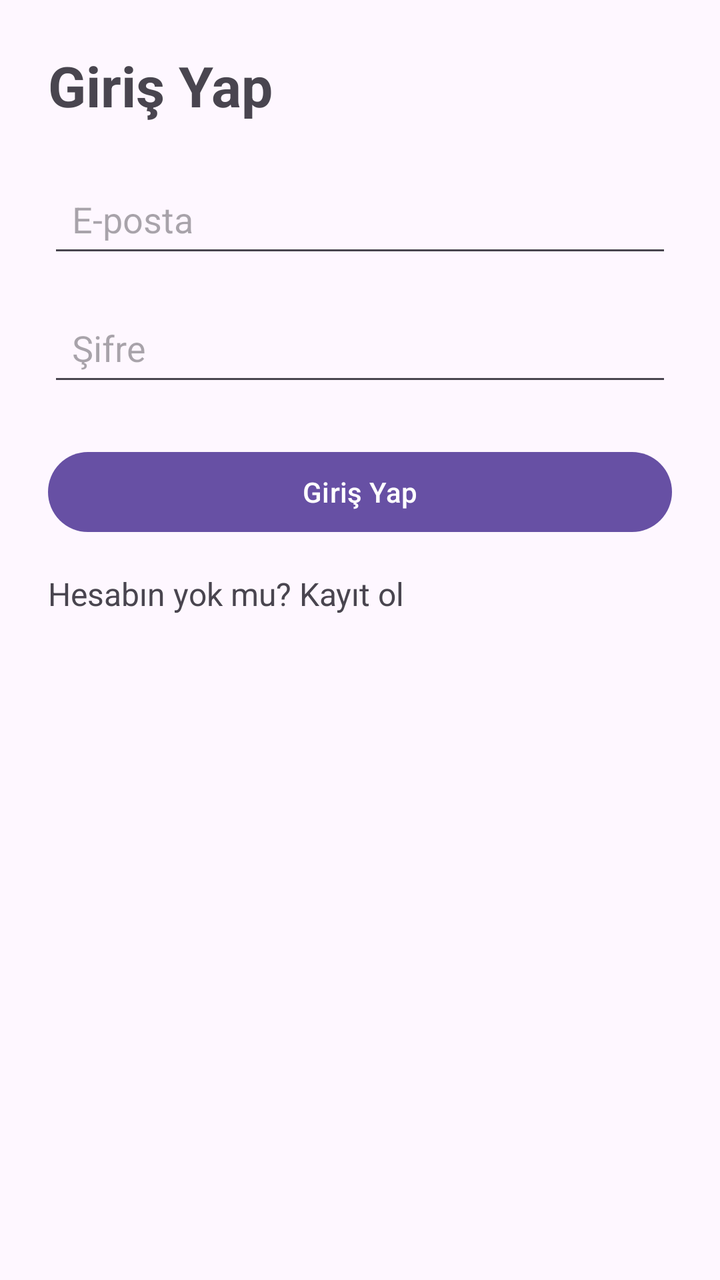
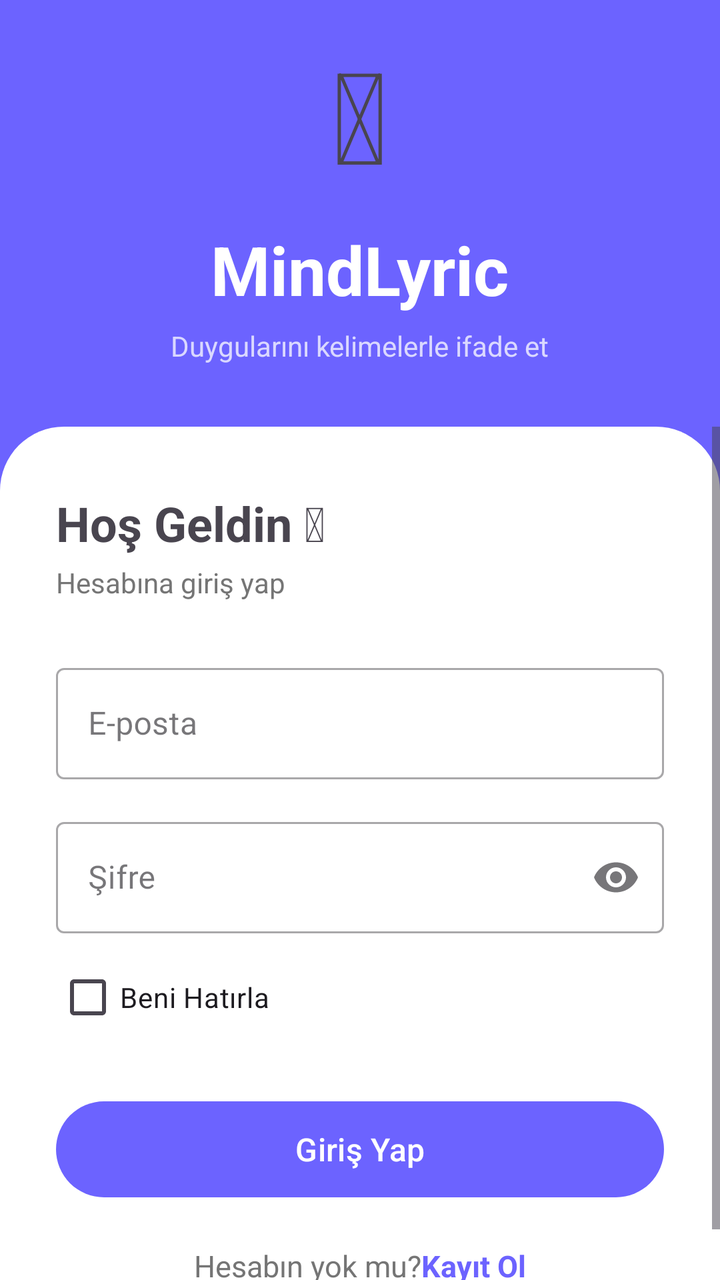

Before-and-after screenshots of an Android layout around one commit, followed by the original layout XML and the change that was made.
<!-- AndroidManifest.xml: application theme Theme.MindLyric0 -->
<!-- res/layout/activity_login.xml -->
<?xml version="1.0" encoding="utf-8"?>
<ScrollView xmlns:android="http://schemas.android.com/apk/res/android"
    android:layout_width="match_parent"
    android:layout_height="match_parent">

    <LinearLayout
        android:layout_width="match_parent"
        android:layout_height="wrap_content"
        android:orientation="vertical"
        android:padding="24dp">

        <TextView
            android:layout_width="wrap_content"
            android:layout_height="wrap_content"
            android:text="Giriş Yap"
            android:textSize="28sp"
            android:textStyle="bold"
            android:layout_marginBottom="24dp" />

        <EditText
            android:id="@+id/etLoginEmail"
            android:layout_width="match_parent"
            android:layout_height="wrap_content"
            android:minHeight="48dp"
            android:hint="E-posta"
            android:inputType="textEmailAddress"
            android:autofillHints="emailAddress"
            android:padding="12dp"
            android:layout_marginBottom="16dp" />

        <EditText
            android:id="@+id/etLoginPassword"
            android:layout_width="match_parent"
            android:layout_height="wrap_content"
            android:minHeight="48dp"
            android:hint="Şifre"
            android:inputType="textPassword"
            android:autofillHints="password"
            android:padding="12dp"
            android:layout_marginBottom="24dp" />

        <Button
            android:id="@+id/btnLogin"
            android:layout_width="match_parent"
            android:layout_height="wrap_content"
            android:minHeight="48dp"
            android:text="Giriş Yap" />

        <TextView
            android:id="@+id/tvGoToRegister"
            android:layout_width="wrap_content"
            android:layout_height="wrap_content"
            android:layout_marginTop="16dp"
            android:text="Hesabın yok mu? Kayıt ol"
            android:textSize="16sp" />

    </LinearLayout>

</ScrollView>
<!-- resources referenced by this layout -->
<resources>
  <style name="Theme.MindLyric0" parent="Base.Theme.MindLyric0" />
  <style name="Base.Theme.MindLyric0" parent="Theme.Material3.DayNight.NoActionBar">
          
          
      </style>
</resources>

<!-- the commit's change to res/layout/activity_login.xml (unified diff, before → after) -->
@@ -1,59 +1,159 @@
 <?xml version="1.0" encoding="utf-8"?>
-<ScrollView xmlns:android="http://schemas.android.com/apk/res/android"
+<LinearLayout
+    xmlns:android="http://schemas.android.com/apk/res/android"
+    xmlns:app="http://schemas.android.com/apk/res-auto"
     android:layout_width="match_parent"
-    android:layout_height="match_parent">
+    android:layout_height="match_parent"
+    android:background="@color/brand_primary"
+    android:orientation="vertical">
 
+    
     <LinearLayout
         android:layout_width="match_parent"
-        android:layout_height="wrap_content"
+        android:layout_height="0dp"
+        android:layout_weight="1"
+        android:gravity="center"
         android:orientation="vertical"
-        android:padding="24dp">
+        android:paddingBottom="16dp">
 
         <TextView
             android:layout_width="wrap_content"
             android:layout_height="wrap_content"
-            android:text="Giriş Yap"
-            android:textSize="28sp"
-            android:textStyle="bold"
-            android:layout_marginBottom="24dp" />
-
-        <EditText
-            android:id="@+id/etLoginEmail"
-            android:layout_width="match_parent"
-            android:layout_height="wrap_content"
-            android:minHeight="48dp"
-            android:hint="E-posta"
-            android:inputType="textEmailAddress"
-            android:autofillHints="emailAddress"
-            android:padding="12dp"
-            android:layout_marginBottom="16dp" />
-
-        <EditText
-            android:id="@+id/etLoginPassword"
-            android:layout_width="match_parent"
-            android:layout_height="wrap_content"
-            android:minHeight="48dp"
-            android:hint="Şifre"
-            android:inputType="textPassword"
-            android:autofillHints="password"
-            android:padding="12dp"
-            android:layout_marginBottom="24dp" />
-
-        <Button
-            android:id="@+id/btnLogin"
-            android:layout_width="match_parent"
-            android:layout_height="wrap_content"
-            android:minHeight="48dp"
-            android:text="Giriş Yap" />
+            android:text="&#128214;"
+            android:textSize="64sp"
+            android:layout_marginBottom="12dp" />
 
         <TextView
-            android:id="@+id/tvGoToRegister"
             android:layout_width="wrap_content"
             android:layout_height="wrap_content"
-            android:layout_marginTop="16dp"
-            android:text="Hesabın yok mu? Kayıt ol"
-            android:textSize="16sp" />
+            android:text="@string/app_name"
+            android:textColor="@color/white"
+            android:textSize="34sp"
+            android:textStyle="bold" />
+
+        <TextView
+            android:layout_width="wrap_content"
+            android:layout_height="wrap_content"
+            android:text="@string/login_tagline"
+            android:textColor="@color/white"
+            android:textSize="14sp"
+            android:alpha="0.75"
+            android:layout_marginTop="6dp" />
 
     </LinearLayout>
 
-</ScrollView>
+    
+    <ScrollView
+        android:layout_width="match_parent"
+        android:layout_height="0dp"
+        android:layout_weight="2"
+        android:background="@drawable/bg_rounded_top"
+        android:fillViewport="true">
+
+        <LinearLayout
+            android:layout_width="match_parent"
+            android:layout_height="wrap_content"
+            android:orientation="vertical"
+            android:paddingHorizontal="28dp"
+            android:paddingTop="32dp"
+            android:paddingBottom="24dp">
+
+            <TextView
+                android:layout_width="wrap_content"
+                android:layout_height="wrap_content"
+                android:text="@string/login_welcome"
+                android:textSize="24sp"
+                android:textStyle="bold" />
+
+            <TextView
+                android:layout_width="wrap_content"
+                android:layout_height="wrap_content"
+                android:text="@string/login_subtitle"
+                android:textSize="14sp"
+                android:textColor="@color/brand_text_secondary"
+                android:layout_marginTop="4dp"
+                android:layout_marginBottom="28dp" />
+
+            <com.google.android.material.textfield.TextInputLayout
+                android:id="@+id/tilLoginEmail"
+                style="@style/Widget.MaterialComponents.TextInputLayout.OutlinedBox"
+                android:layout_width="match_parent"
+                android:layout_height="wrap_content"
+                android:layout_marginBottom="16dp"
+                android:hint="@string/login_hint_email">
+
+                <com.google.android.material.textfield.TextInputEditText
+                    android:id="@+id/etLoginEmail"
+                    android:layout_width="match_parent"
+                    android:layout_height="wrap_content"
+                    android:autofillHints="emailAddress"
+                    android:inputType="textEmailAddress" />
+            </com.google.android.material.textfield.TextInputLayout>
+
+            <com.google.android.material.textfield.TextInputLayout
+                android:id="@+id/tilLoginPassword"
+                style="@style/Widget.MaterialComponents.TextInputLayout.OutlinedBox"
+                android:layout_width="match_parent"
+                android:layout_height="wrap_content"
+                android:layout_marginBottom="8dp"
+                android:hint="@string/login_hint_password"
+                app:endIconMode="password_toggle">
+
+                <com.google.android.material.textfield.TextInputEditText
+                    android:id="@+id/etLoginPassword"
+                    android:layout_width="match_parent"
+                    android:layout_height="wrap_content"
+                    android:autofillHints="password"
+                    android:inputType="textPassword" />
+            </com.google.android.material.textfield.TextInputLayout>
+
+            <CheckBox
+                android:id="@+id/cbRememberMe"
+                android:layout_width="wrap_content"
+                android:layout_height="wrap_content"
+                android:text="@string/login_remember_me"
+                android:layout_marginBottom="24dp" />
+
+            <Button
+                android:id="@+id/btnLogin"
+                android:layout_width="match_parent"
+                android:layout_height="56dp"
+                android:text="@string/login_btn"
+                android:textSize="16sp" />
+
+            <ProgressBar
+                android:id="@+id/progressLogin"
+                android:layout_width="wrap_content"
+                android:layout_height="wrap_content"
+                android:layout_gravity="center_horizontal"
+                android:layout_marginTop="12dp"
+                android:visibility="gone" />
+
+            <LinearLayout
+                android:layout_width="wrap_content"
+                android:layout_height="wrap_content"
+                android:layout_gravity="center_horizontal"
+                android:layout_marginTop="20dp"
+                android:orientation="horizontal">
+
+                <TextView
+                    android:layout_width="wrap_content"
+                    android:layout_height="wrap_content"
+                    android:text="@string/login_no_account"
+                    android:textColor="@color/brand_text_secondary"
+                    android:textSize="15sp" />
+
+                <TextView
+                    android:id="@+id/tvGoToRegister"
+                    android:layout_width="wrap_content"
+                    android:layout_height="wrap_content"
+                    android:text="@string/login_register_link"
+                    android:textColor="@color/brand_primary"
+                    android:textSize="15sp"
+                    android:textStyle="bold" />
+            </LinearLayout>
+
+        </LinearLayout>
+    </ScrollView>
+
+</LinearLayout>
<!-- resource entries referenced after the edit -->
@@ -1,9 +1,33 @@
 <!-- resources referenced by this layout -->
 <resources>
+  <color name="brand_primary">#6C63FF</color>
+  <color name="brand_text_secondary">#757575</color>
+  <color name="white">#FFFFFFFF</color>
+  <!-- drawable bg_rounded_top (drawable) -->
+  <?xml version="1.0" encoding="utf-8"?>
+  <shape xmlns:android="http://schemas.android.com/apk/res/android">
+      <solid android:color="@color/white" />
+      <corners
+          android:topLeftRadius="32dp"
+          android:topRightRadius="32dp" />
+  </shape>
+  <string name="app_name">MindLyric</string>
+  <string name="login_btn">Giriş Yap</string>
+  <string name="login_hint_email">E-posta</string>
+  <string name="login_hint_password">Şifre</string>
+  <string name="login_no_account">Hesabın yok mu? </string>
+  <string name="login_register_link">Kayıt Ol</string>
+  <string name="login_remember_me">Beni Hatırla</string>
+  <string name="login_subtitle">Hesabına giriş yap</string>
+  <string name="login_tagline">Duygularını kelimelerle ifade et</string>
+  <string name="login_welcome">Hoş Geldin 👋</string>
   <style name="Theme.MindLyric0" parent="Base.Theme.MindLyric0" />
   <style name="Base.Theme.MindLyric0" parent="Theme.Material3.DayNight.NoActionBar">
-          
-          
+          <item name="colorPrimary">@color/brand_primary</item>
+          <item name="colorOnPrimary">@color/brand_on_primary</item>
+          <item name="android:statusBarColor">@color/brand_primary_dark</item>
       </style>
+  <color name="brand_on_primary">#FFFFFF</color>
+  <color name="brand_primary_dark">#4B44CC</color>
 </resources>
 
